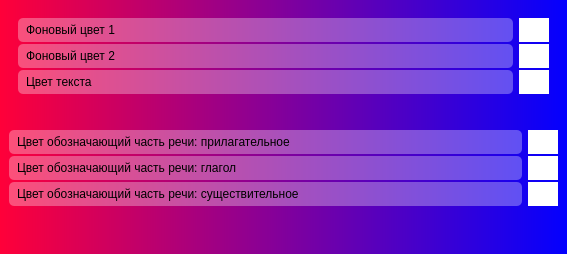
Qt form res/uis/view_settings.ui (yasperrus/LearnEnglishSubtitles) before a commit.
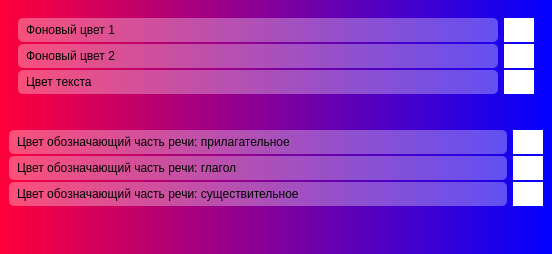
The same form after that commit.

Commit message: add theme settings? user can change background and text color. All this savable.

```diff
--- a/res/uis/view_settings.ui
+++ b/res/uis/view_settings.ui
@@ -6,7 +6,7 @@
    <rect>
     <x>0</x>
     <y>0</y>
-    <width>567</width>
+    <width>552</width>
     <height>254</height>
    </rect>
   </property>
@@ -97,8 +97,10 @@
                </size>
               </property>
               <property name="styleSheet">
-               <string notr="true">border-radius: 13px;
-background-color: rgb(255, 255, 255);</string>
+               <string notr="true">QPushButton	{
+border-radius: 13px;
+background-color: rgb(255, 255, 255);
+}</string>
               </property>
               <property name="text">
                <string/>
@@ -159,8 +161,10 @@
                </size>
               </property>
               <property name="styleSheet">
-               <string notr="true">border-radius: 13px;
-background-color: rgb(255, 255, 255);</string>
+               <string notr="true">QPushButton	{
+border-radius: 13px;
+background-color: rgb(255, 255, 255);
+}</string>
               </property>
               <property name="text">
                <string/>
@@ -218,8 +222,10 @@
                </size>
               </property>
               <property name="styleSheet">
-               <string notr="true">border-radius: 13px;
-background-color: rgb(255, 255, 255);</string>
+               <string notr="true">QPushButton	{
+border-radius: 13px;
+background-color: rgb(255, 255, 255);
+}</string>
               </property>
               <property name="text">
                <string/>
@@ -298,8 +304,11 @@
                </size>
               </property>
               <property name="styleSheet">
-               <string notr="true">border-radius: 13px;
-background-color: rgb(255, 255, 255);</string>
+               <string notr="true">QPushButton	{
+border-radius: 13px;
+background-color: rgb(255, 255, 255);
+padding: 0px; margin: 0px; 
+}</string>
               </property>
               <property name="text">
                <string/>
@@ -357,8 +366,11 @@
                </size>
               </property>
               <property name="styleSheet">
-               <string notr="true">border-radius: 13px;
-background-color: rgb(255, 255, 255);</string>
+               <string notr="true">QPushButton	{
+border-radius: 13px;
+background-color: rgb(255, 255, 255);
+padding: 0px; margin: 0px; 
+}</string>
               </property>
               <property name="text">
                <string/>
@@ -416,8 +428,11 @@
                </size>
               </property>
               <property name="styleSheet">
-               <string notr="true">border-radius: 13px;
-background-color: rgb(255, 255, 255);</string>
+               <string notr="true">QPushButton	{
+border-radius: 13px;
+background-color: rgb(255, 255, 255);
+padding: 0px; margin: 0px; 
+}</string>
               </property>
               <property name="text">
                <string/>
```
The commit also changes 23 other files.
